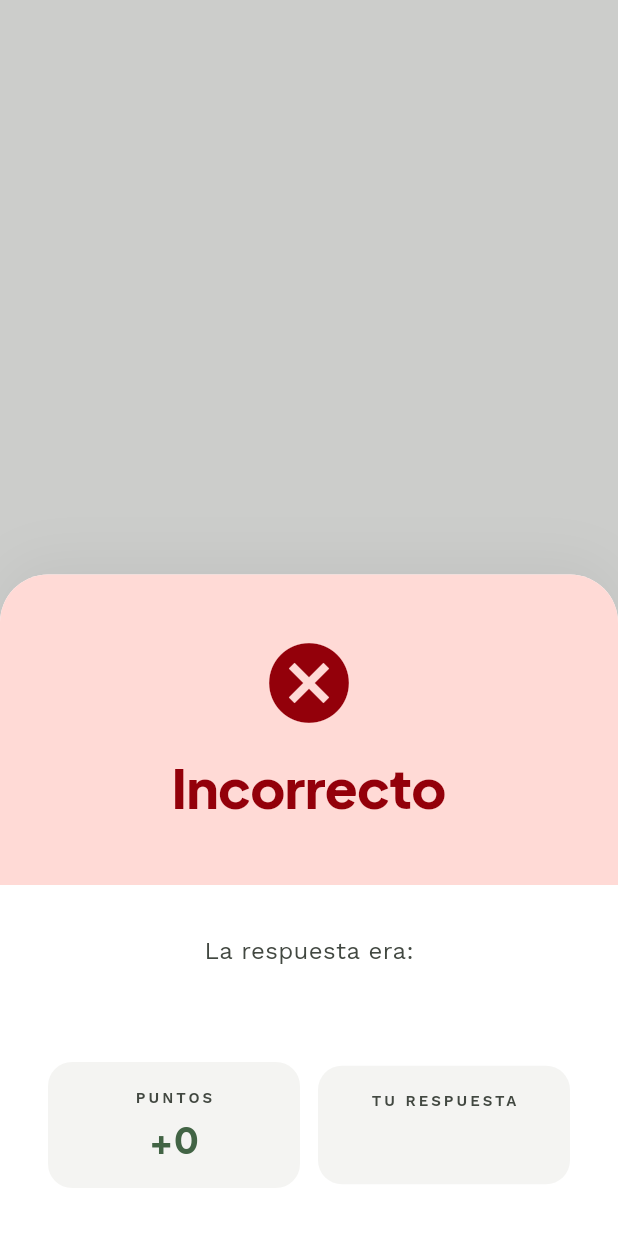
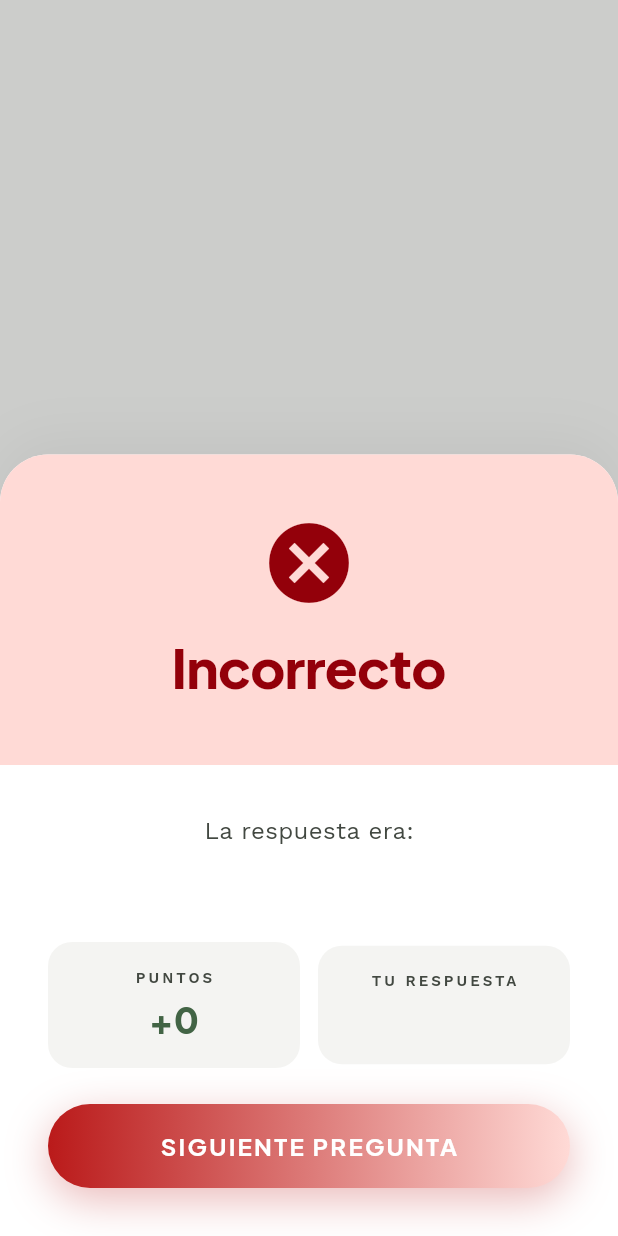
Before and after one commit to mariete77/GeoC, a Flutter app: the AnswerFeedbackWidget widget shown alone on an empty page, opened directly with empty values, on a phone screen of 412 x 824 dp. Run offline on Flutter 3.47's test engine with Material 3 defaults, Android fonts, the light colour scheme and no system bars; our stand-ins replace cached_network_image, cloud_firestore, dartz, equatable, firebase_auth, firebase_core and 7 more; accounts and stored records are empty; generated files the repository leaves out were written again.

Commit message:
feat: adapt UI styles to DESIGN.md mockups - theme system, splash, login, home, game, feedback, result screens

```diff
--- a/lib/presentation/screens/game/widgets/answer_feedback_widget.dart
+++ b/lib/presentation/screens/game/widgets/answer_feedback_widget.dart
@@ -10,6 +10,7 @@ class AnswerFeedbackWidget extends StatefulWidget {
   final String selectedAnswer;
   final int score;
   final Question? question;
+  final VoidCallback? onNextQuestion;
 
   const AnswerFeedbackWidget({
     super.key,
@@ -18,6 +19,7 @@ class AnswerFeedbackWidget extends StatefulWidget {
     required this.selectedAnswer,
     required this.score,
     this.question,
+    this.onNextQuestion,
   });
 
   @override
@@ -312,6 +314,51 @@ class _AnswerFeedbackWidgetState extends State<AnswerFeedbackWidget>
                             ),
                           ),
                         ],
+
+                        // ── Gradient "Siguiente Pregunta" Button (PreguntaCorrecta mockup)
+                        const SizedBox(height: 24),
+                        SizedBox(
+                          width: double.infinity,
+                          height: 56,
+                          child: DecoratedBox(
+                            decoration: BoxDecoration(
+                              borderRadius: BorderRadius.circular(9999),
+                              gradient: LinearGradient(
+                                colors: widget.isCorrect
+                                    ? [AppColors.primary, AppColors.primaryContainer]
+                                    : [AppColors.error, AppColors.errorContainer],
+                              ),
+                              boxShadow: [
+                                BoxShadow(
+                                  color: (widget.isCorrect
+                                          ? AppColors.primary
+                                          : AppColors.error)
+                                      .withOpacity(0.3),
+                                  blurRadius: 24,
+                                  offset: const Offset(0, 8),
+                                ),
+                              ],
+                            ),
+                            child: Material(
+                              color: Colors.transparent,
+                              child: InkWell(
+                                borderRadius: BorderRadius.circular(9999),
+                                onTap: widget.onNextQuestion,
+                                child: Center(
+                                  child: Text(
+                                    'SIGUIENTE PREGUNTA',
+                                    style: GoogleFonts.plusJakartaSans(
+                                      fontSize: 16,
+                                      fontWeight: FontWeight.w700,
+                                      color: AppColors.onPrimary,
+                                      letterSpacing: 1.5,
+                                    ),
+                                  ),
+                                ),
+                              ),
+                            ),
+                          ),
+                        ),
                       ],
                     ),
                   ),
```
Also changed, not shown: lib/presentation/providers/game_provider.dart (+43 -18 lines), lib/presentation/screens/game/game_screen.dart (+79 -24 lines), lib/presentation/screens/game/widgets/timer_widget.dart (+51 -29 lines), lib/presentation/screens/home/home_screen.dart (+15 -11 lines).
